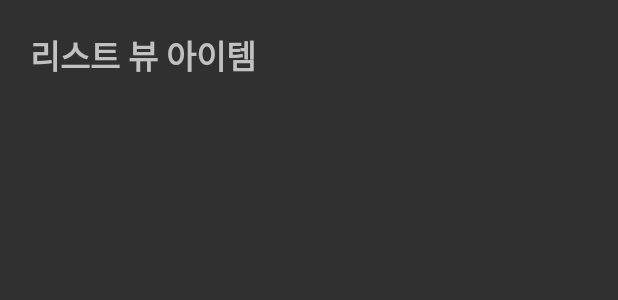
After one commit to 1three/kotlin-wise-saying, an Android app: the layout listview_item.xml on its own in the app's theme, with its tools: preview values and no code run, on a phone screen of 412 x 824 dp. The commit adds this screen. Shown: the top 300 px of the screen. Run offline under Robolectric (Android 15) with nearby library versions, the phone set to English and light mode, and no system bars.

Commit message:
feat: ListView를 통해 전체 명언 리스트 구현

```diff
--- a/app/src/main/res/layout/activity_sentence.xml
+++ b/app/src/main/res/layout/activity_sentence.xml
@@ -6,4 +6,8 @@
     android:layout_height="match_parent"
     tools:context=".SentenceActivity">
 
+    <ListView
+        android:id="@+id/sententceListView"
+        android:layout_width="match_parent"
+        android:layout_height="match_parent" />
 </androidx.constraintlayout.widget.ConstraintLayout>
--- /dev/null
+++ b/app/src/main/res/layout/listview_item.xml
@@ -0,0 +1,17 @@
+<?xml version="1.0" encoding="utf-8"?>
+<LinearLayout xmlns:android="http://schemas.android.com/apk/res/android"
+    android:layout_width="match_parent"
+    android:layout_height="match_parent">
+
+    <TextView
+        android:id="@+id/listViewTextArea"
+        android:layout_width="wrap_content"
+        android:layout_height="wrap_content"
+        android:layout_margin="20sp"
+        android:fontFamily="@font/hakgyoansimwoojur"
+        android:text="리스트 뷰 아이템"
+        android:textSize="22sp"
+        android:textStyle="bold"
+        android:lineSpacingExtra="5sp"/>
+
+</LinearLayout>
```
Also changed, not shown: app/src/main/java/com/three/wise_saying/ListViewAdapter.kt (added, +36 -0 lines), app/src/main/java/com/three/wise_saying/SentenceActivity.kt (+16 -0 lines).
